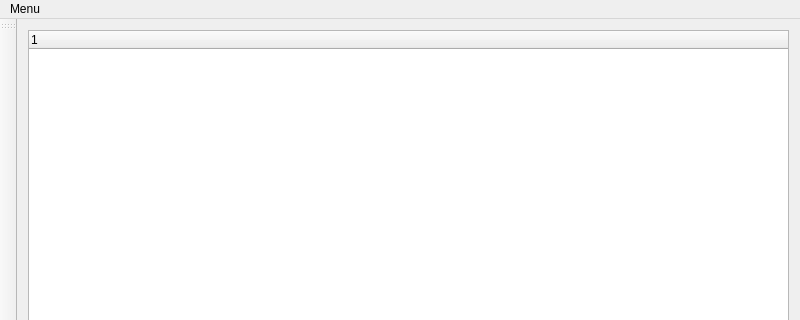
The window that mainwindow.ui (Freeviv/CanComConf) describes before a commit, drawn with Qt 5; both pictures show x 0 to 800 and y 0 to 320 of the 800 by 600 pixel window.
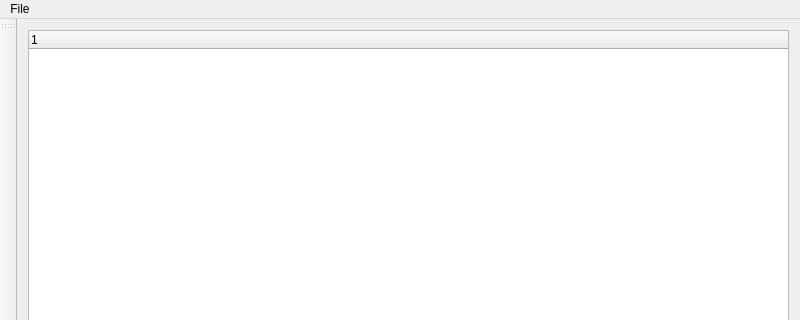
The same window after the commit.

Patch:
```diff
--- a/mainwindow.ui
+++ b/mainwindow.ui
@@ -31,7 +31,7 @@
    </property>
    <widget class="QMenu" name="menuMenu">
     <property name="title">
-     <string>Menu</string>
+     <string>File</string>
     </property>
     <addaction name="actionNew"/>
     <addaction name="actionOpen"/>
```
Left out of the diff: 8 changed lines with no effect on the pictures.
